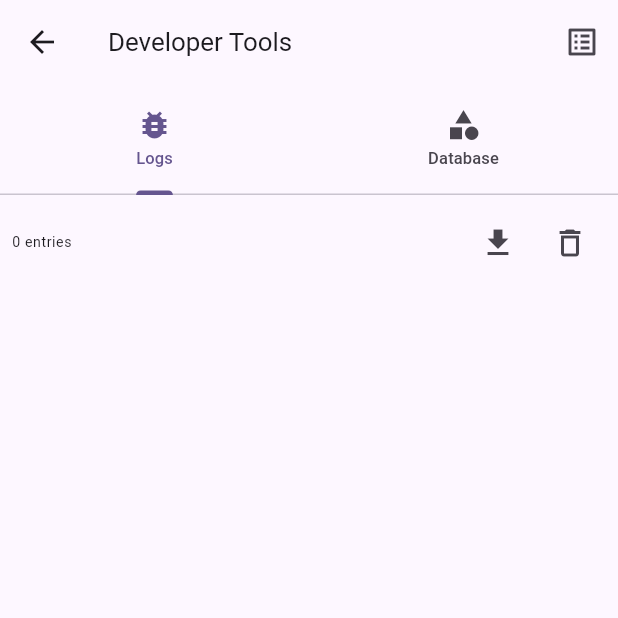
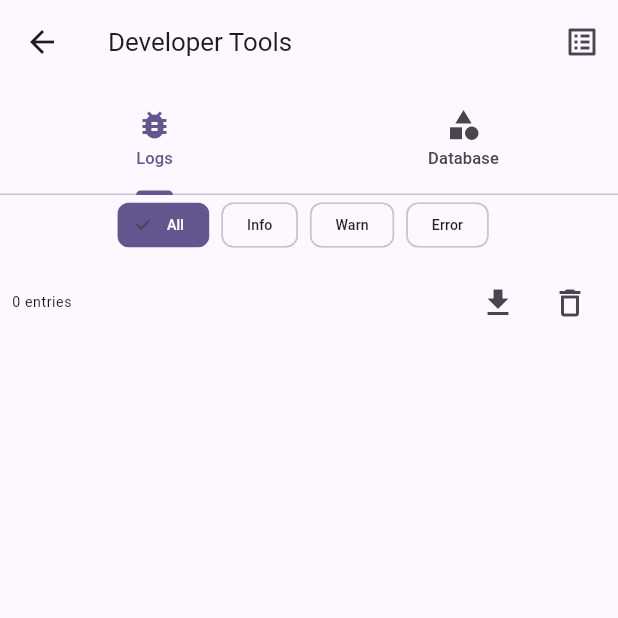
Before and after one commit to worlon-code/passwordpdf, a Flutter app: the DeveloperScreen screen opened directly, scrolled down 576 dp, after a tap on the "delete outline" icon, on a phone screen of 412 x 824 dp, the top half of it. Run offline on Flutter 3.47's test engine with Material 3 defaults, Android fonts, the phone set to English and light mode, and no system bars; our stand-ins replace cross_file, file_picker, flutter_local_notifications, flutter_secure_storage, google_fonts, local_auth and 4 more; missing offline and left inert: excel, receive_sharing_intent, syncfusion_flutter_pdf, syncfusion_flutter_pdfviewer; accounts and stored records are empty; statements that could not run were skipped.

Commit message:
Fix DB schema exceptions, isolate dev export counts, and add log filters

```diff
--- a/lib/features/developer/screens/developer_screen.dart
+++ b/lib/features/developer/screens/developer_screen.dart
@@ -87,6 +87,8 @@ class _DebugLogsTabState extends State<_DebugLogsTab> {
   final LoggingService _log = LoggingService();
   final ExportQueueService _exportQueue = ExportQueueService();
   List<LogEntry> _logs = [];
+  String _selectedFilter = 'All';
+  final List<String> _filters = ['All', 'Info', 'Warn', 'Error'];
 
   @override
   void initState() {
@@ -96,7 +98,14 @@ class _DebugLogsTabState extends State<_DebugLogsTab> {
 
   Future<void> _loadLogs() async {
     await Future.delayed(const Duration(milliseconds: 500));
-    setState(() => _logs = _log.logs);
+    final allLogs = _log.logs;
+    setState(() {
+      if (_selectedFilter == 'All') {
+        _logs = allLogs;
+      } else {
+        _logs = allLogs.where((l) => l.level.toLowerCase() == _selectedFilter.toLowerCase()).toList();
+      }
+    });
   }
 
   Future<void> _exportLogs() async {
@@ -146,6 +155,34 @@ class _DebugLogsTabState extends State<_DebugLogsTab> {
   Widget build(BuildContext context) {
     return Column(
       children: [
+        Padding(
+          padding: const EdgeInsets.symmetric(horizontal: 8.0),
+          child: SingleChildScrollView(
+            scrollDirection: Axis.horizontal,
+            child: Row(
+              children: _filters.map((filter) {
+                return Padding(
+                  padding: const EdgeInsets.only(right: 8.0),
+                  child: ChoiceChip(
+                    label: Text(filter, style: TextStyle(
+                      fontSize: 12,
+                      color: _selectedFilter == filter ? Colors.white : Colors.black87,
+                    )),
+                    selected: _selectedFilter == filter,
+                    selectedColor: Theme.of(context).primaryColor,
+                    onSelected: (selected) {
+                      if (selected) {
+                        setState(() => _selectedFilter = filter);
+                        _loadLogs();
+                      }
+                    },
+                    visualDensity: VisualDensity.compact,
+                  ),
+                );
+              }).toList(),
+            ),
+          ),
+        ),
         Padding(
           padding: const EdgeInsets.all(8.0),
           child: Row(
--- a/lib/features/documents/screens/export_progress_screen.dart
+++ b/lib/features/documents/screens/export_progress_screen.dart
@@ -106,7 +106,7 @@ class _ExportProgressScreenState extends State<ExportProgressScreen> {
 
   @override
   Widget build(BuildContext context) {
-    final counts = _exportQueue.statusCounts;
+    final counts = _exportQueue.getStatusCounts(showDeveloper: widget.showDeveloper);
 
     return Scaffold(
       appBar: AppBar(
--- a/lib/services/export_queue_service.dart
+++ b/lib/services/export_queue_service.dart
@@ -175,10 +175,10 @@ class ExportQueueService {
   }
 
   /// Get counts by status
-  Map<ExportStatus, int> get statusCounts {
+  Map<ExportStatus, int> getStatusCounts({bool showDeveloper = false}) {
     return {
       for (var status in ExportStatus.values)
-        status: _jobs.where((j) => j.status == status).length,
+        status: _jobs.where((j) => j.status == status && j.isDeveloper == showDeveloper).length,
     };
   }
 
```
Also changed, not shown: lib/services/storage_service.dart (+0 -18 lines).
